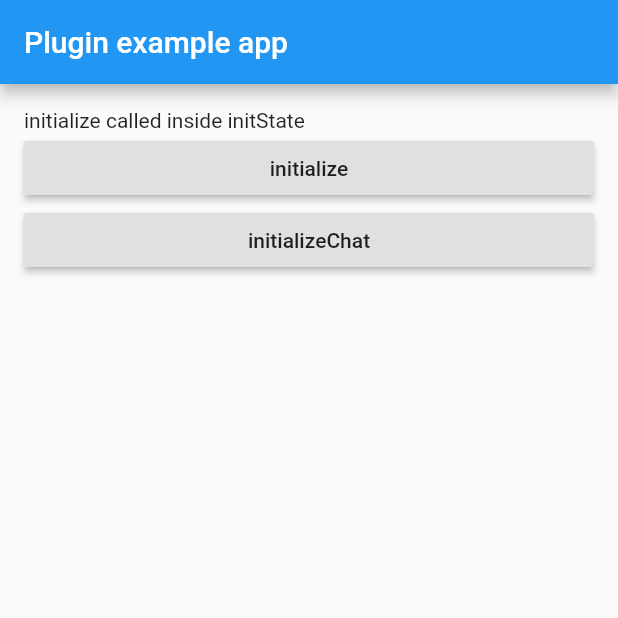
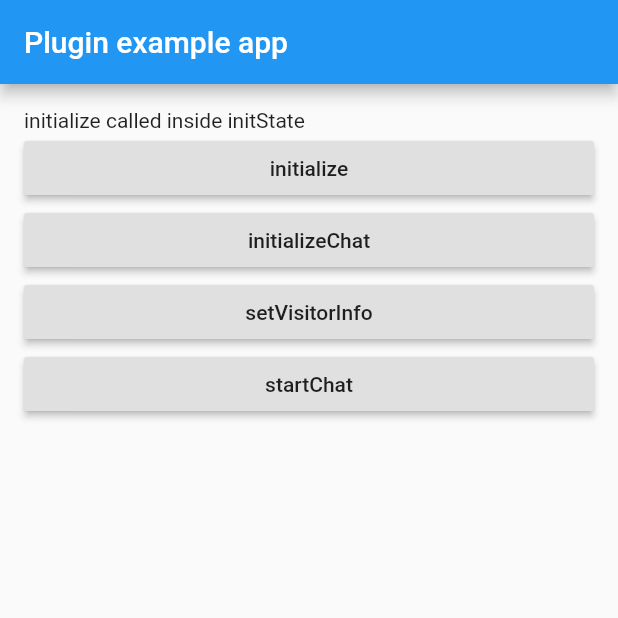
Before and after one commit to wahyoo/flutter_zendesk, a Flutter app: the screen it shows after launch, after a tap on "initializeChat", on a phone screen of 412 x 824 dp, the top half of it. Run offline on Flutter 3.47's test engine with Material 2 defaults, Android fonts, the phone set to English and light mode, and no system bars; statements that could not run were skipped.

Commit message:
feat: add correspond functions to example

```diff
--- /dev/null
+++ b/example/lib/env.sample.dart
@@ -0,0 +1,8 @@
+class Env {
+  Env._();
+
+  static const String ZENDESK_APP_ID = '';
+  static const String ZENDESK_CLIENT_ID = '';
+  static const String ZENDESK_URL = '';
+  static const String ZENDESK_ACCOUNT_KEY = '';
+}
--- a/example/lib/main.dart
+++ b/example/lib/main.dart
@@ -1,5 +1,6 @@
 import 'package:flutter/material.dart';
 import 'package:zendesk/zendesk.dart';
+import 'package:zendesk_example/env.dart';
 
 void main() => runApp(MyApp());
 
@@ -25,8 +26,11 @@ class _MyAppState extends State<MyApp> {
             RaisedButton(
               onPressed: () async {
                 try {
-                  final bool initialized =
-                      await Zendesk.initialize('url', 'appId', 'clientId');
+                  final bool initialized = await Zendesk.initialize(
+                    Env.ZENDESK_URL,
+                    Env.ZENDESK_APP_ID,
+                    Env.ZENDESK_CLIENT_ID,
+                  );
 
                   print('initialize $initialized');
                 } catch (e) {
@@ -38,8 +42,33 @@ class _MyAppState extends State<MyApp> {
               child: const Text('initialize'),
             ),
             RaisedButton(
-              onPressed: () {},
+              onPressed: () async {
+                final bool status = await zendesk.initializeChat(
+                  Env.ZENDESK_ACCOUNT_KEY,
+                  department: 'Customer Wahyoo Mart Staging',
+                  appName: 'com.wahyoo_mobile.staging',
+                );
+
+                print(status);
+              },
               child: const Text('initializeChat'),
+            ),
+            RaisedButton(
+              onPressed: () async {
+                final bool status = await zendesk.setVisitorInfo(
+                  name: 'Visitor name',
+                  phoneNumber: '08222222222',
+                );
+
+                print(status);
+              },
+              child: const Text('setVisitorInfo'),
+            ),
+            RaisedButton(
+              onPressed: () {
+                zendesk.startChat();
+              },
+              child: const Text('startChat'),
             ),
           ],
         ),
--- a/lib/zendesk.dart
+++ b/lib/zendesk.dart
@@ -47,6 +47,7 @@ class Zendesk {
     return await _channel.invokeMethod<bool>('initializeChat', args);
   }
 
+  /// Leave all fields blank when anonymous visitor is expected
   Future<bool> setVisitorInfo({
     String name,
     String email,
```
Also changed, not shown: 1 other file.
